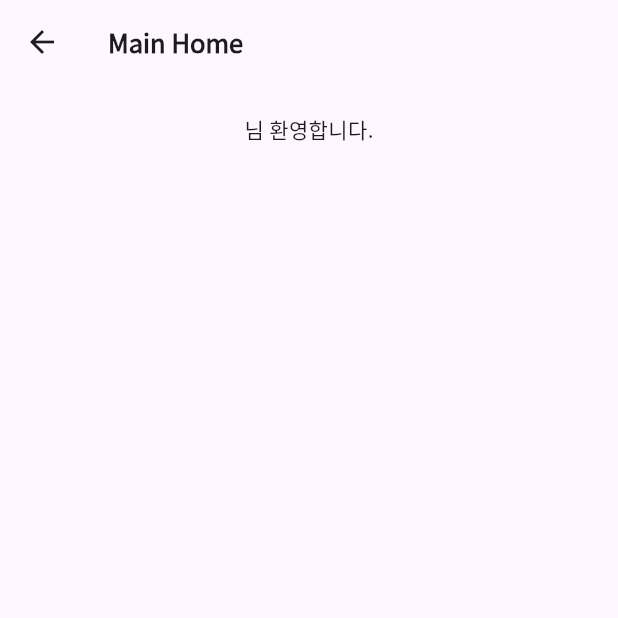
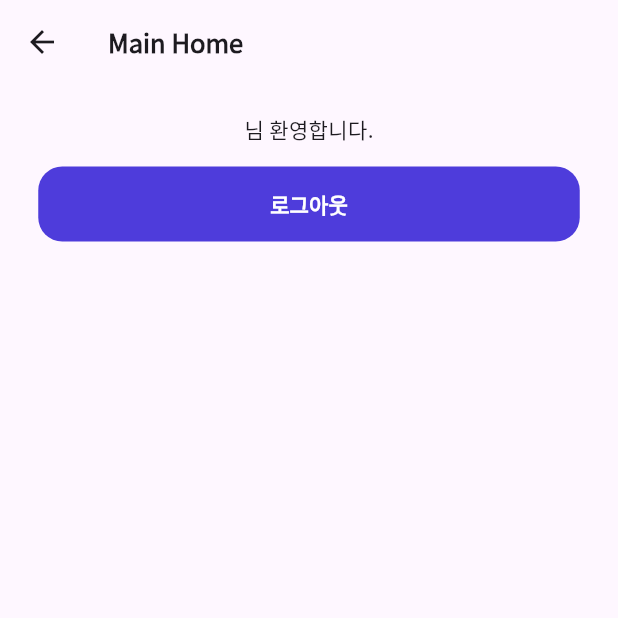
Before and after one commit to bookmarkproject/bookmark_front, a Flutter app: the Home screen opened by its route, on a phone screen of 412 x 824 dp, the top half of it. Run offline on Flutter 3.47's test engine with Material 3 defaults, Android fonts, the phone set to English and light mode, and no system bars; our stand-ins replace flutter_secure_storage, flutter_svg; accounts and stored records are empty.

Commit message:
feat: 유틸용 로그아웃 버튼 생성

```diff
--- a/lib/screens/home.dart
+++ b/lib/screens/home.dart
@@ -1,6 +1,8 @@
 import 'package:bookmarkfront/provider/auth_provider.dart';
 import 'package:bookmarkfront/provider/member_provider.dart';
 import 'package:bookmarkfront/widgets/app_bars.dart';
+import 'package:bookmarkfront/widgets/custom_filled_button.dart';
+import 'package:bookmarkfront/widgets/custom_snackbar.dart';
 import 'package:flutter/material.dart';
 import 'package:provider/provider.dart';
 
@@ -18,7 +20,20 @@ class Home extends StatelessWidget {
           child: SafeArea(
             child: Column(
               children: [
-                Text("${member!.nickname}님 환영합니다.")
+                Text("${member!.nickname}님 환영합니다."),
+                SizedBox(
+                  height: 15,
+                ),
+                CustomFilledButton(
+                  callback: (){
+                    Provider.of<AuthProvider>(context, listen: false).clearToken();
+                    showSnack(context, "로그아웃 되었습니다.");
+                    Navigator.pushNamed(context, "/login");
+                  },
+                  text: "로그아웃",
+                  fontsize: 14,
+                  width: 361
+                )
               ],
             ),
           ),
```
